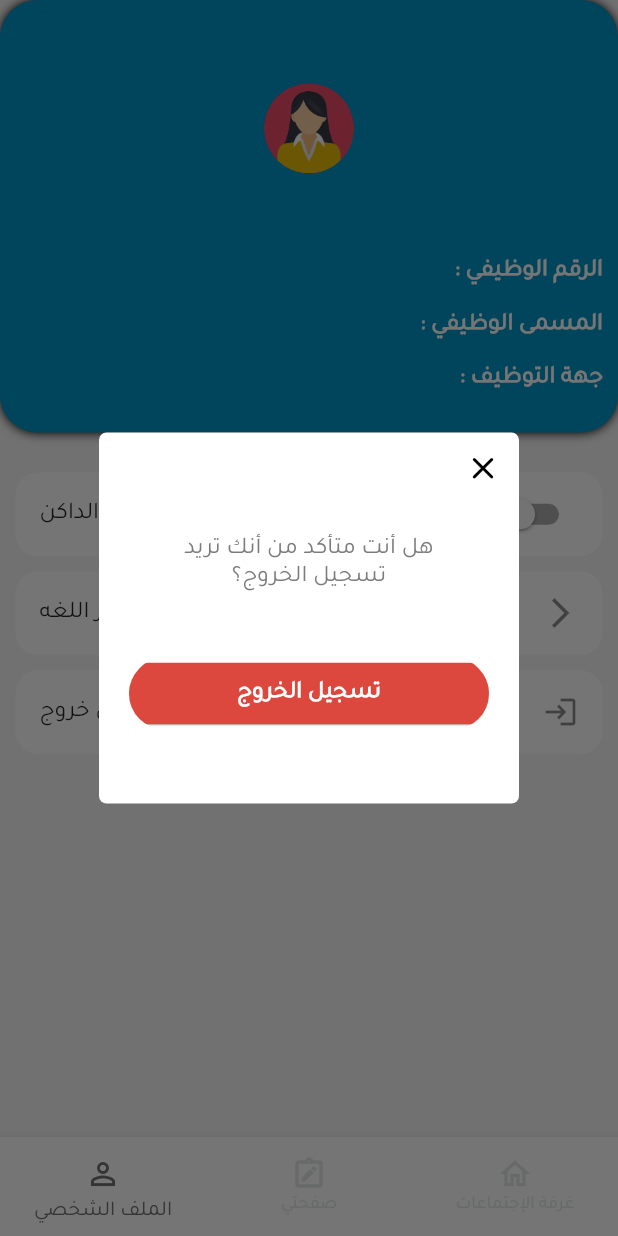
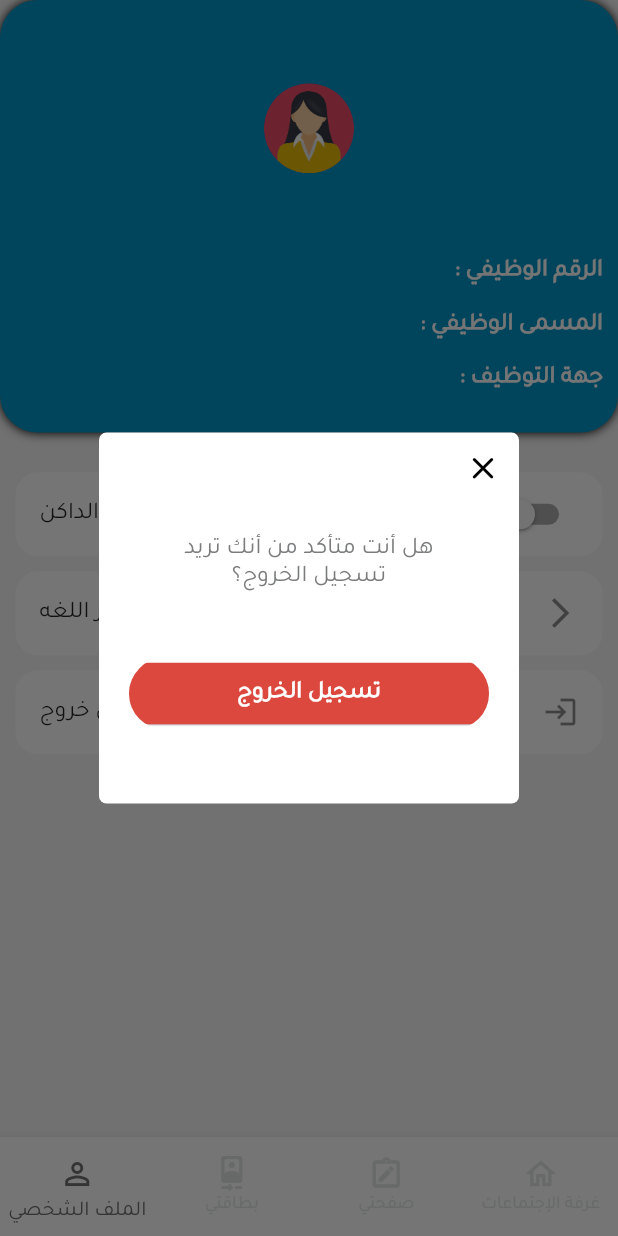
Before and after one commit to asma1m/app-employees, a Flutter app: the MainScreen screen opened by its route, after a tap on "تسجيل خروج", on a phone screen of 412 x 824 dp. Run offline on Flutter 3.47's test engine with Material 2 defaults, Android fonts, the phone set to English and light mode, and no system bars; our stand-ins replace cloud_firestore, firebase_auth, firebase_core, firebase_storage, get, get_storage; accounts and stored records are empty.

Commit message:
add card

```diff
--- a/lib/common/widget/dialoge_widget.dart
+++ b/lib/common/widget/dialoge_widget.dart
@@ -2,15 +2,18 @@ import 'package:flutter/material.dart';
 import 'package:get/get.dart';
 
 class DialogWidget extends StatelessWidget {
-  const DialogWidget({super.key, required this.body});
+  const DialogWidget({super.key, required this.body, this.height, this.width});
   final Widget body;
+  // ignore: prefer_typing_uninitialized_variables
+  final height;
+  final width;
 
   @override
   Widget build(BuildContext context) {
     return Dialog(
       child: SizedBox(
-        height: Get.height * 0.3,
-        width: Get.width * 0.2,
+        height: height,
+        width: width,
         child: Column(
           children: [
             Align(
--- a/lib/core/routes/routes.dart
+++ b/lib/core/routes/routes.dart
@@ -3,6 +3,7 @@ import 'package:get/get.dart';
 
 import '../../features/auth/view/screen/login_screen.dart';
 import '../../features/book_room/view/screen/book_romm_screen.dart';
+import '../../features/employee_card/view/screens/card_screen.dart';
 import '../../features/meeting_room/view/screens/meeting_room.dart';
 import '../../features/profile/view/screen/profile_screen.dart';
 
@@ -15,7 +16,8 @@ class AppRoutes {
       page: () => MainScreen(),
     ),
     GetPage(name: Routs.meetingRooms, page: () => const MeetingRoomScreen()),
-    GetPage(name: Routs.bookingRomm, page: () => BookingRoom())
+    GetPage(name: Routs.bookingRomm, page: () => BookingRoom()),
+    GetPage(name:Routs.employeesCard , page: () => const EmployeesCardScreen(), )
   ];
 }
 
@@ -25,4 +27,5 @@ class Routs {
   static const mainScreen = "/mainScreen";
   static const meetingRooms = "/meetingRoomScreen";
   static const bookingRomm = "/bookingRoom";
+  static const employeesCard = "/employeesCardScreen";
 }
--- /dev/null
+++ b/lib/features/employee_card/view/screens/card_screen.dart
@@ -0,0 +1,16 @@
+import 'package:flutter/material.dart';
+
+import '../widget/card_widget.dart';
+
+class EmployeesCardScreen extends StatelessWidget {
+  const EmployeesCardScreen({super.key});
+
+  @override
+  Widget build(BuildContext context) {
+    return const Scaffold(
+      body: Center(
+        child: EmployeeCard(),
+      ),
+    );
+  }
+}
--- /dev/null
+++ b/lib/features/employee_card/view/widget/card_widget.dart
@@ -0,0 +1,112 @@
+import 'package:flutter/material.dart';
+import 'package:get/get.dart';
+
+class EmployeeCard extends StatelessWidget {
+  const EmployeeCard({super.key});
+
+  @override
+  Widget build(BuildContext context) {
+    return Card(
+      child: Container(
+          height: Get.height * 0.6,
+          width: Get.width * 0.7,
+          child: Column(
+            children: [
+              Stack(children: [
+                Column(
+                  children: [
+                    SizedBox(
+                      height: Get.height * 0.01,
+                    ),
+                    SizedBox(
+                        width: Get.width * 0.5,
+                        child: Image.asset("assets/images/logo-dark.png")),
+                    SizedBox(
+                      height: Get.height * 0.03,
+                    ),
+                    Container(
+                      height: Get.height * 0.25,
+                      width: Get.width * 0.35,
+                      decoration: BoxDecoration(
+                          border: Border.all(width: 1, color: Colors.grey),
+                          borderRadius: BorderRadius.circular(20),
+                          image: const DecorationImage(
+                              image: AssetImage("assets/images/hijab.png"),
+                              alignment: Alignment.bottomCenter,
+                              fit: BoxFit.fitHeight)),
+                    ),
+                    SizedBox(
+                      height: Get.height * 0.03,
+                    ),
+                    Text(
+                      "سارا محمد",
+                      style:
+                          Theme.of(context).textTheme.headlineMedium!.copyWith(
+                                fontWeight: FontWeight.bold,
+                                color: const Color(0xff0096c7),
+                              ),
+                    ),
+                    SizedBox(
+                      height: Get.height * 0.009,
+                    ),
+                    Text(
+                      "Sara Mohammed",
+                      style:
+                          Theme.of(context).textTheme.headlineMedium!.copyWith(
+                                fontWeight: FontWeight.bold,
+                              ),
+                    ),
+                    SizedBox(
+                      height: Get.height * 0.019,
+                    ),
+                    Stack(
+                      alignment: Alignment.topCenter,
+                      children: [
+                        Container(
+                          height: Get.height * 0.1,
+                          width: Get.width * 0.7,
+                          color: const Color(0xff0096c7),
+                          alignment: Alignment.center,
+                          child: Column(
+                            children: [
+                              Container(
+                                height: Get.height * 0.03,
+                                width: Get.width * 0.6,
+                                alignment: Alignment.center,
+                                decoration: BoxDecoration(
+                                    color:
+                                        const Color.fromARGB(255, 66, 63, 63),
+                                    borderRadius: BorderRadius.circular(25)),
+                                child: Text(
+                                  "الرقم الوظيفي",
+                                  style: Theme.of(context)
+                                      .textTheme
+                                      .headlineMedium!
+                                      .copyWith(
+                                          fontSize: 15, color: Colors.white),
+                                ),
+                              ),
+                              SizedBox(
+                                height: Get.height * 0.019,
+                              ),
+                              Text(
+                                "56765",
+                                style: Theme.of(context)
+                                    .textTheme
+                                    .headlineMedium!
+                                    .copyWith(
+                                        fontSize: 25, color: Colors.white),
+                              ),
+                            ],
+                          ),
+                        ),
+                      ],
+                    )
+                  ],
+                ),
+              ]),
+            ],
+          )),
+    );
+  }
+}
--- a/lib/features/main/logic/controller/main_controller.dart
+++ b/lib/features/main/logic/controller/main_controller.dart
@@ -3,17 +3,19 @@ import 'package:flutter/material.dart';
 import 'package:get/get.dart';
 import 'package:get/get_state_manager/get_state_manager.dart';
 
+import '../../../employee_card/view/screens/card_screen.dart';
 import '../../../my_page/view/screens/my_page.dart';
 import '../../../profile/view/screen/profile_screen.dart';
 
 class MainController extends GetxController {
   final List<Widget> widgetOptions = [
     const ProfileScreen(),
+    const EmployeesCardScreen(),
      MyPageSecrren(),
     const MeetingRoomScreen()
   ];
 
-  late int slectedIndex = 2;
+  late int slectedIndex = 3;
 
   onItemTapped(int index) {
     slectedIndex = index;
--- a/lib/features/main/view/mein_screen.dart
+++ b/lib/features/main/view/mein_screen.dart
@@ -25,6 +25,13 @@ class MainScreen extends StatelessWidget {
             activeIcon: selectedIcon(icon: const Icon(Icons.person_outline)),
             icon: const Icon(Icons.person_outline),
             label: "الملف الشخصي",
+          ),
+          BottomNavigationBarItem(
+            activeIcon: selectedIcon(
+              icon: const Icon(Icons.camera_front_rounded),
+            ),
+            icon: const Icon(Icons.camera_front_rounded),
+            label: "بطاقتي",
           ),
           BottomNavigationBarItem(
             activeIcon: selectedIcon(icon: const Icon(Icons.note_alt_outlined)),
--- a/lib/features/meeting_room/view/screens/meeting_room.dart
+++ b/lib/features/meeting_room/view/screens/meeting_room.dart
@@ -1,6 +1,7 @@
 import 'package:flutter/material.dart';
 import 'package:get/get.dart';
 
+import '../widget/events.dart';
 import '../widget/meeting_rooms_card.dart';
 
 class MeetingRoomScreen extends StatelessWidget {
@@ -18,7 +19,10 @@ class MeetingRoomScreen extends StatelessWidget {
           height: Get.height * 0.05,
         ),
         const MeetingRoomsCard(),
-
+        SizedBox(
+          height: Get.height * 0.05,
+        ),
+        const EventsCard()
       ])),
     );
   }
--- /dev/null
+++ b/lib/features/meeting_room/view/widget/events.dart
@@ -0,0 +1,78 @@
+import 'package:flutter/material.dart';
+import 'package:get/get.dart';
+
+import '../../../../core/theme/app_color.dart';
+import '../../model/meeting_rooms_modle.dart';
+
+class EventsCard extends StatelessWidget {
+  const EventsCard({super.key});
+
+  @override
+  Widget build(BuildContext context) {
+    List eventTitle = [
+      "فعالية يوم الخميس",
+      "عرض مشاريع طلاب javaScript",
+      "عرض مشاريع طلاب Flutter"
+    ];
+    return Column(
+      children: [
+        Container(
+          alignment: Alignment.centerRight,
+          child: Text(
+            "اخر الاحداث في اكادمية طويق  ",
+            style: Theme.of(context)
+                .textTheme
+                .headlineLarge!
+                .copyWith(fontWeight: FontWeight.normal, fontSize: 20),
+          ),
+        ),
+        SizedBox(
+          height: Get.height * 0.02,
+        ),
+        SizedBox(
+          height: 280,
+          child: ListView.builder(
+            shrinkWrap: true,
+            itemCount: rooms.length,
+            scrollDirection: Axis.horizontal,
+            itemBuilder: (context, index) => Container(
+                margin: const EdgeInsets.all(5),
+                decoration: cardDecoration(context),
+                child: Column(
+                  children: [
+                    Container(
+                      height: Get.height * 0.24,
+                      width: Get.width * 0.85,
+                      alignment: Alignment.center,
+                      decoration: const BoxDecoration(
+                        color: Colors.grey,
+                        borderRadius: BorderRadius.only(
+                            topLeft: Radius.circular(20),
+                            topRight: Radius.circular(20)),
+                        image: DecorationImage(
+                          image: AssetImage("assets/images/images-8.jpeg"),
+                          fit: BoxFit.fill,
+                        ),
+                      ),
+                    ),
+                    SizedBox(height: Get.height * 0.03),
+                    Text(eventTitle[index])
+                  ],
+                )),
+          ),
+        ),
+      ],
+    );
+  }
+}
+
+BoxDecoration cardDecoration(BuildContext context) => BoxDecoration(
+      color:
+          Get.isDarkMode ? const Color.fromARGB(255, 68, 65, 65) : Colors.white,
+      borderRadius: BorderRadius.circular(20),
+      border: Get.isDarkMode
+          ? Border.all(color: AppColors.purpleColor.withOpacity(0.05))
+          : Border.all(
+              color: const Color(0xffF2ECFF), width: 0.5, // light
+            ),
+    );
--- a/lib/features/meeting_room/view/widget/meeting_rooms_card.dart
+++ b/lib/features/meeting_room/view/widget/meeting_rooms_card.dart
@@ -16,16 +16,21 @@ class MeetingRoomsCard extends StatelessWidget {
           alignment: Alignment.centerRight,
           child: Text(
             "غرف الاجتماعات  ",
-            style: Theme.of(context).textTheme.headlineLarge!.copyWith(),
+            style: Theme.of(context)
+                .textTheme
+                .headlineLarge!
+                .copyWith(fontWeight: FontWeight.normal, fontSize: 20),
           ),
         ),
         SizedBox(
           height: Get.height * 0.02,
         ),
-        ListView.builder(
+        SizedBox(
+          height: 160,
+          child: ListView.builder(
             shrinkWrap: true,
             itemCount: rooms.length,
-          physics: const NeverScrollableScrollPhysics(),
+            scrollDirection: Axis.horizontal,
             itemBuilder: (context, index) => InkWell(
               onTap: () => Get.toNamed(Routs.bookingRomm),
               child: Container(
@@ -38,14 +43,15 @@ class MeetingRoomsCard extends StatelessWidget {
                         crossAxisAlignment: CrossAxisAlignment.end,
                         children: [
                           Padding(
-                          padding: const EdgeInsets.only(top: 10),
+                            padding: const EdgeInsets.only(top: 40, left: 10),
                             child: Text(
                               rooms[index]["name"].toString(),
                               style: Theme.of(context)
                                   .textTheme
                                   .headlineLarge!
                                   .copyWith(
-                                    fontWeight: FontWeight.w400, fontSize: 20),
+                                      fontWeight: FontWeight.w400,
+                                      fontSize: 20),
                             ),
                           ),
                           SizedBox(height: Get.height * 0.02),
@@ -78,14 +84,15 @@ class MeetingRoomsCard extends StatelessWidget {
                         margin: const EdgeInsets.all(20),
                         decoration: BoxDecoration(
                             borderRadius: BorderRadius.circular(10),
-                          border:
-                              Border.all(width: 1, color: AppColors.greyColor)),
+                            border: Border.all(
+                                width: 1, color: AppColors.greyColor)),
                         child: Image(
                           image: AssetImage(rooms[index]["image"].toString()),
                         ),
                       ),
                     ],
                   )),
+            ),
           ),
         ),
       ],
--- a/lib/features/profile/view/widget/settings_app.dart
+++ b/lib/features/profile/view/widget/settings_app.dart
@@ -14,7 +14,7 @@ class SettingsApp extends StatelessWidget {
   void showLogoutDialog(BuildContext context) {
     showDialog(
       context: context,
-      builder: (_) => const LogoutDialogWidget(),
+      builder: (_) => LogoutDialogWidget(),
     );
   }
 
@@ -53,11 +53,13 @@ class SettingsApp extends StatelessWidget {
 //-------
 
 class LogoutDialogWidget extends StatelessWidget {
-  const LogoutDialogWidget({Key? key}) : super(key: key);
+  LogoutDialogWidget({Key? key}) : super(key: key);
 
   @override
   Widget build(BuildContext context) {
     return DialogWidget(
+      height: Get.height * 0.3,
+      width: Get.width * 0.2,
       body: Column(
         children: [
           const SizedBox(height: 20),
```
Also changed, not shown: lib/features/book_room/logic/controller/booking_room_controller.dart (+15 -2 lines), lib/features/book_room/view/screen/book_romm_screen.dart (+44 -6 lines), lib/features/book_room/view/widget/card_booking_room.dart (+66 -3 lines), lib/features/book_room/view/widget/dialoge_widget.dart (added, +59 -0 lines), lib/features/book_room/view/widget/room_is_empty.dart (+9 -4 lines), lib/features/book_room/view/widget/text_field.dart (added, +55 -0 lines), assets/images/hijab.png (added), assets/images/images-8.jpeg (added), lib/common/text_filde_widget.dart (deleted). Lines whose indentation alone changed are shown as unchanged.
